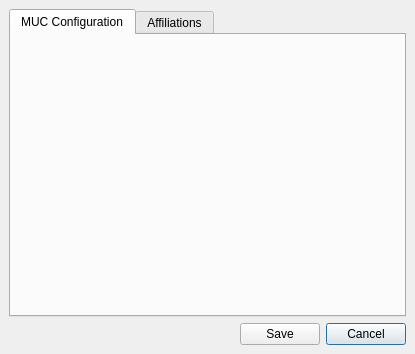
Above: widgets/groupchatadmin.ui from xmpp-graveyard/jabbim before the change. Below: the same form after it.
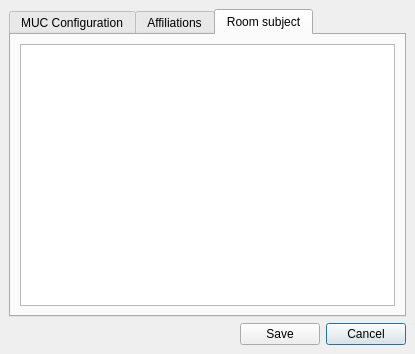
That is the form after the change.

Commit message: zmena subject v room configuration

What changed in the file:
```diff
--- a/widgets/groupchatadmin.ui
+++ b/widgets/groupchatadmin.ui
@@ -22,7 +22,7 @@
    <item row="0" column="0" colspan="3" >
     <widget class="QTabWidget" name="groupchatAdminTab" >
      <property name="currentIndex" >
-      <number>0</number>
+      <number>2</number>
      </property>
      <widget class="QWidget" name="config" >
       <attribute name="title" >
@@ -34,6 +34,26 @@
        <string>Affiliations</string>
       </attribute>
      </widget>
+     <widget class="QWidget" name="subjectTab" >
+      <attribute name="title" >
+       <string>Room subject</string>
+      </attribute>
+      <layout class="QGridLayout" >
+       <property name="margin" >
+        <number>9</number>
+       </property>
+       <property name="spacing" >
+        <number>6</number>
+       </property>
+       <item row="0" column="0" >
+        <widget class="QTextBrowser" name="subject" >
+         <property name="readOnly" >
+          <bool>false</bool>
+         </property>
+        </widget>
+       </item>
+      </layout>
+     </widget>
     </widget>
    </item>
    <item row="1" column="2" >
```
The commit also changes 5 other files.
